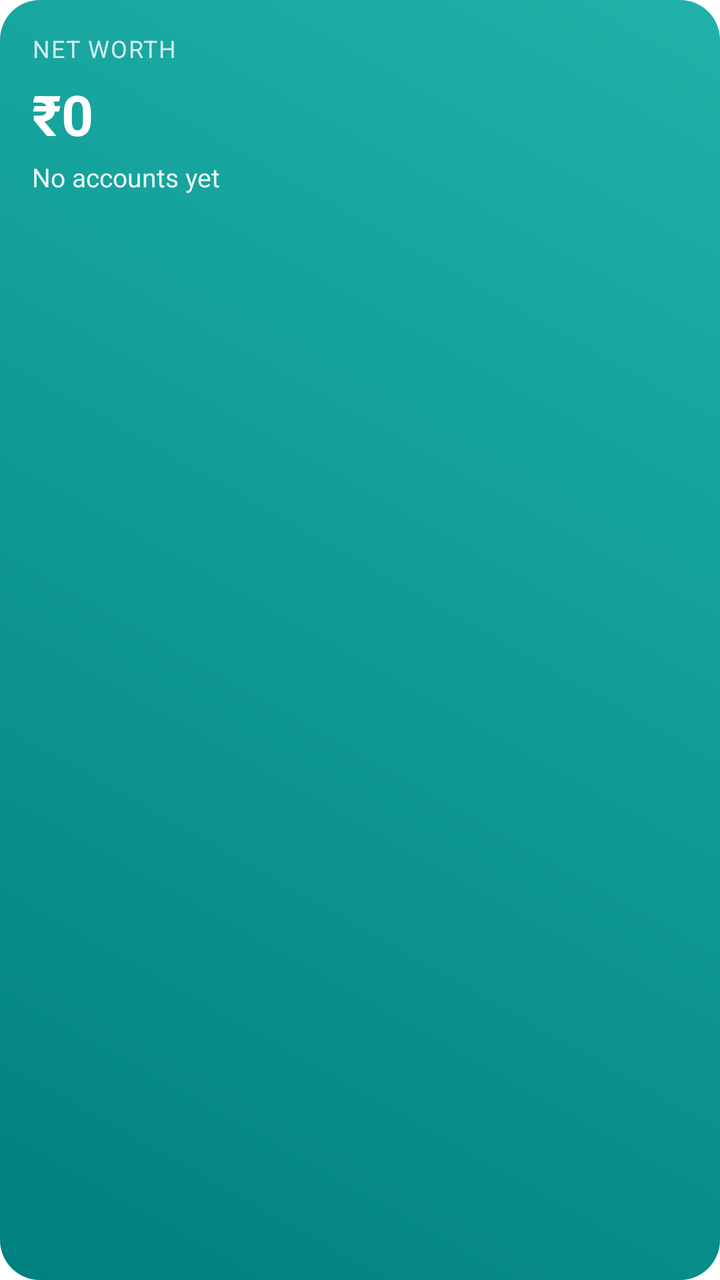
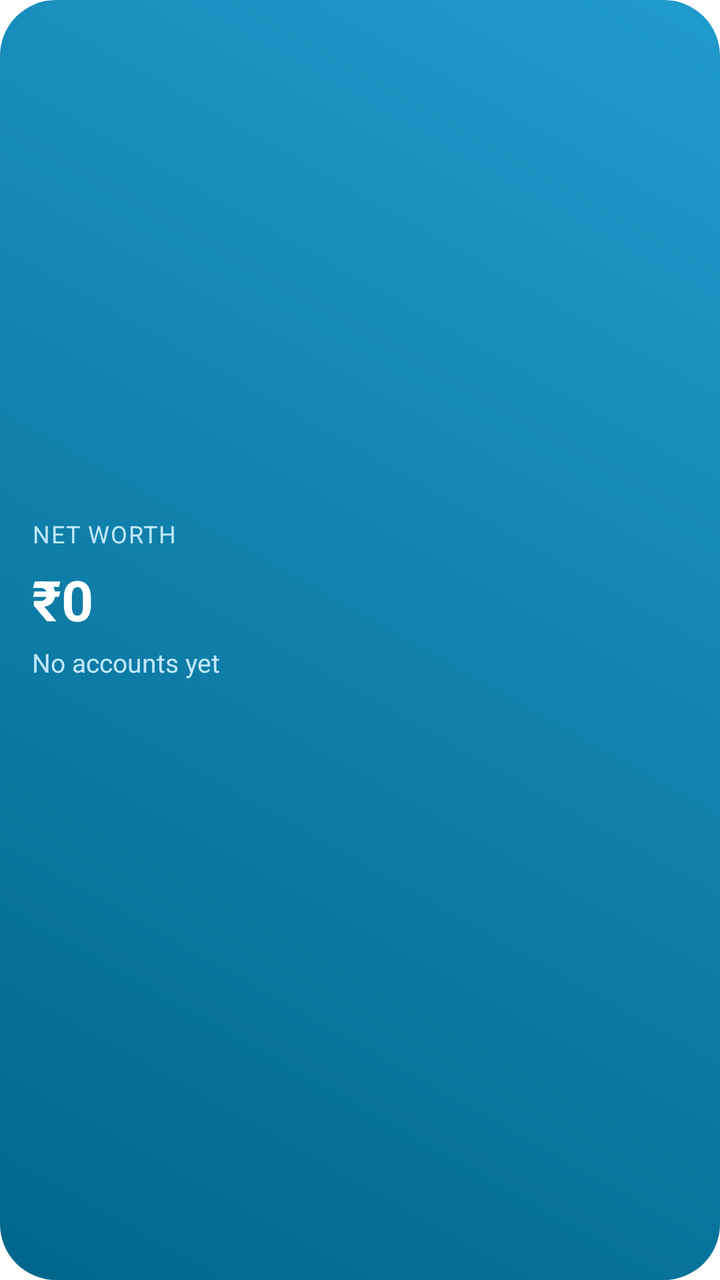

Screens rendered from an Android XML layout before and after an edit, with the pre-edit source and the edit as a unified diff.
<!-- AndroidManifest.xml: fallback theme Theme.MaterialComponents.DayNight.NoActionBar -->
<!-- res/layout/widget_net_worth.xml -->
<?xml version="1.0" encoding="utf-8"?>
<LinearLayout xmlns:android="http://schemas.android.com/apk/res/android"
    android:id="@+id/widget_root"
    android:layout_width="match_parent"
    android:layout_height="match_parent"
    android:orientation="vertical"
    android:background="@drawable/widget_bg_teal"
    android:padding="16dp">

    <TextView
        android:layout_width="wrap_content"
        android:layout_height="wrap_content"
        android:text="Net worth"
        android:textColor="#CCFFFFFF"
        android:textSize="12sp"
        android:letterSpacing="0.05"
        android:textAllCaps="true" />

    <TextView
        android:id="@+id/net_worth"
        android:layout_width="wrap_content"
        android:layout_height="wrap_content"
        android:layout_marginTop="6dp"
        android:text="₹0"
        android:textColor="#FFFFFFFF"
        android:textSize="28sp"
        android:textStyle="bold" />

    <TextView
        android:id="@+id/accounts_sub"
        android:layout_width="match_parent"
        android:layout_height="wrap_content"
        android:layout_marginTop="4dp"
        android:maxLines="1"
        android:ellipsize="end"
        android:text="No accounts yet"
        android:textColor="#E6FFFFFF"
        android:textSize="13sp" />

    <TextView
        android:id="@+id/updated"
        android:layout_width="match_parent"
        android:layout_height="wrap_content"
        android:layout_marginTop="8dp"
        android:text=""
        android:textColor="#99FFFFFF"
        android:textSize="11sp" />
</LinearLayout>
<!-- resources referenced by this layout -->
<resources>
  <!-- drawable widget_bg_teal (drawable) -->
  <?xml version="1.0" encoding="utf-8"?>
  <shape xmlns:android="http://schemas.android.com/apk/res/android"
      android:shape="rectangle">
      <gradient
          android:angle="45"
          android:startColor="#FF008080"
          android:endColor="#FF20B2AA" />
      <corners android:radius="20dp" />
  </shape>
</resources>

<!-- the commit's change to res/layout/widget_net_worth.xml (unified diff, before → after) -->
@@ -4,26 +4,29 @@
     android:layout_width="match_parent"
     android:layout_height="match_parent"
     android:orientation="vertical"
+    android:gravity="center_vertical"
     android:background="@drawable/widget_bg_teal"
-    android:padding="16dp">
+    android:padding="@dimen/widget_padding">
 
     <TextView
         android:layout_width="wrap_content"
         android:layout_height="wrap_content"
         android:text="Net worth"
-        android:textColor="#CCFFFFFF"
+        android:textColor="@color/widget_on_brand_muted"
         android:textSize="12sp"
         android:letterSpacing="0.05"
         android:textAllCaps="true" />
 
     <TextView
         android:id="@+id/net_worth"
-        android:layout_width="wrap_content"
+        android:layout_width="match_parent"
         android:layout_height="wrap_content"
         android:layout_marginTop="6dp"
         android:text="₹0"
-        android:textColor="#FFFFFFFF"
+        android:textColor="@color/widget_on_brand"
         android:textSize="28sp"
+        android:maxLines="1"
+        android:ellipsize="end"
         android:textStyle="bold" />
 
     <TextView
@@ -34,8 +37,19 @@
         android:maxLines="1"
         android:ellipsize="end"
         android:text="No accounts yet"
-        android:textColor="#E6FFFFFF"
+        android:textColor="@color/widget_on_brand_muted"
         android:textSize="13sp" />
+
+    <TextView
+        android:id="@+id/account_top"
+        android:layout_width="match_parent"
+        android:layout_height="wrap_content"
+        android:layout_marginTop="2dp"
+        android:maxLines="1"
+        android:ellipsize="end"
+        android:text=""
+        android:textColor="@color/widget_on_brand_faint"
+        android:textSize="12sp" />
 
     <TextView
         android:id="@+id/updated"
@@ -43,6 +57,6 @@
         android:layout_height="wrap_content"
         android:layout_marginTop="8dp"
         android:text=""
-        android:textColor="#99FFFFFF"
+        android:textColor="@color/widget_on_brand_faint"
         android:textSize="11sp" />
 </LinearLayout>
<!-- resource entries referenced after the edit -->
@@ -1,14 +1,21 @@
 <!-- resources referenced by this layout -->
 <resources>
+  <color name="widget_on_brand">#FFFFFFFF</color>
+  <color name="widget_on_brand_faint">#99FFFFFF</color>
+  <color name="widget_on_brand_muted">#E6FFFFFF</color>
+  <dimen name="widget_padding">16dp</dimen>
   <!-- drawable widget_bg_teal (drawable) -->
   <?xml version="1.0" encoding="utf-8"?>
   <shape xmlns:android="http://schemas.android.com/apk/res/android"
       android:shape="rectangle">
       <gradient
           android:angle="45"
-          android:startColor="#FF008080"
-          android:endColor="#FF20B2AA" />
-      <corners android:radius="20dp" />
+          android:startColor="@color/widget_bg_gradient_start"
+          android:endColor="@color/widget_bg_gradient_end" />
+      <corners android:radius="@dimen/widget_corner_radius" />
   </shape>
+  <color name="widget_bg_gradient_start">#FF0F766E</color>
+  <color name="widget_bg_gradient_end">#FF14B8A6</color>
+  <dimen name="widget_corner_radius">20dp</dimen>
 </resources>
 
